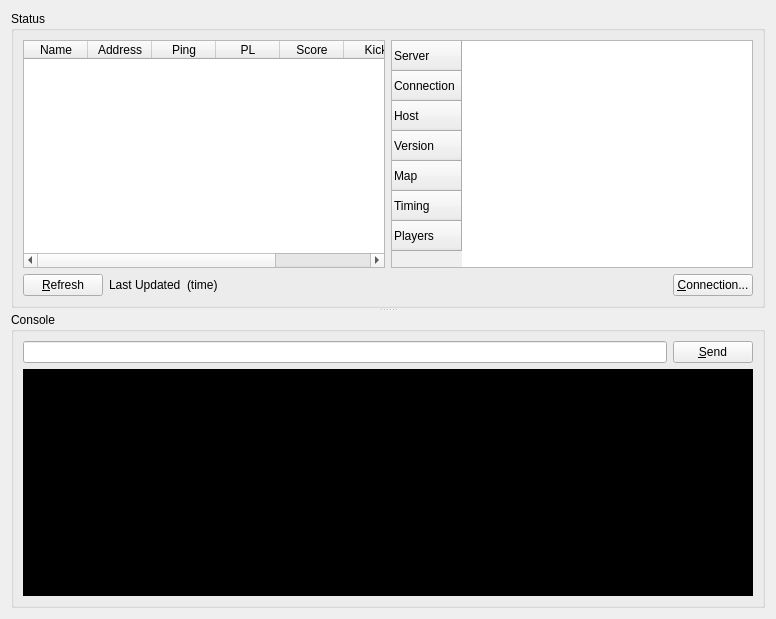
Above: src/server_widget.ui from jjzhang166/RconGui before the change. Below: the same form after it.
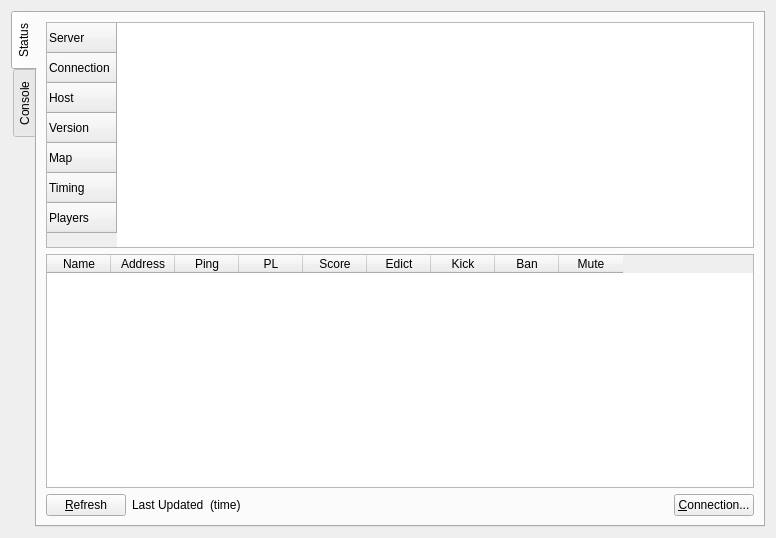
That is the form after the change. Icons and pictures are not drawn.

Commit message: Change structure for the server widget

The edit to the form file:
```diff
--- a/src/server_widget.ui
+++ b/src/server_widget.ui
@@ -7,22 +7,76 @@
     <x>0</x>
     <y>0</y>
     <width>776</width>
-    <height>619</height>
+    <height>538</height>
    </rect>
   </property>
-  <layout class="QVBoxLayout" name="verticalLayout_3">
+  <layout class="QVBoxLayout" name="verticalLayout_2">
    <item>
-    <widget class="QSplitter" name="splitter">
-     <property name="orientation">
-      <enum>Qt::Vertical</enum>
+    <widget class="QTabWidget" name="tabWidget">
+     <property name="tabPosition">
+      <enum>QTabWidget::West</enum>
      </property>
-     <widget class="QGroupBox" name="groupBox">
-      <property name="title">
+     <property name="currentIndex">
+      <number>0</number>
+     </property>
+     <widget class="QWidget" name="tab_status">
+      <attribute name="icon">
+       <iconset theme="utilities-system-monitor"/>
+      </attribute>
+      <attribute name="title">
        <string>Status</string>
-      </property>
-      <layout class="QVBoxLayout" name="verticalLayout">
+      </attribute>
+      <layout class="QVBoxLayout" name="verticalLayout_3">
        <item>
-        <layout class="QHBoxLayout" name="horizontalLayout_3">
+        <layout class="QVBoxLayout" name="verticalLayout_4">
+         <item>
+          <widget class="QTableWidget" name="tableWidget_2">
+           <property name="sizePolicy">
+            <sizepolicy hsizetype="Expanding" vsizetype="Preferred">
+             <horstretch>0</horstretch>
+             <verstretch>0</verstretch>
+            </sizepolicy>
+           </property>
+           <property name="sizeAdjustPolicy">
+            <enum>QAbstractScrollArea::AdjustToContents</enum>
+           </property>
+           <row>
+            <property name="text">
+             <string>Server</string>
+            </property>
+           </row>
+           <row>
+            <property name="text">
+             <string>Connection</string>
+            </property>
+           </row>
+           <row>
+            <property name="text">
+             <string>Host</string>
+            </property>
+           </row>
+           <row>
+            <property name="text">
+             <string>Version</string>
+            </property>
+           </row>
+           <row>
+            <property name="text">
+             <string>Map</string>
+            </property>
+           </row>
+           <row>
+            <property name="text">
+             <string>Timing</string>
+            </property>
+           </row>
+           <row>
+            <property name="text">
+             <string>Players</string>
+            </property>
+           </row>
+          </widget>
+         </item>
          <item>
           <widget class="QTableWidget" name="tableWidget">
            <attribute name="horizontalHeaderDefaultSectionSize">
@@ -56,6 +110,11 @@
              <string>Score</string>
             </property>
            </column>
+           <column>
+            <property name="text">
+             <string>Edict</string>
+            </property>
+           </column>
            <column>
             <property name="text">
              <string>Kick</string>
@@ -66,45 +125,11 @@
              <string>Ban</string>
             </property>
            </column>
-          </widget>
-         </item>
-         <item>
-          <widget class="QTableWidget" name="tableWidget_2">
-           <row>
+           <column>
             <property name="text">
-             <string>Server</string>
+             <string>Mute</string>
             </property>
-           </row>
-           <row>
-            <property name="text">
-             <string>Connection</string>
-            </property>
-           </row>
-           <row>
-            <property name="text">
-             <string>Host</string>
-            </property>
-           </row>
-           <row>
-            <property name="text">
-             <string>Version</string>
-            </property>
-           </row>
-           <row>
-            <property name="text">
-             <string>Map</string>
-            </property>
-           </row>
-           <row>
-            <property name="text">
-             <string>Timing</string>
-            </property>
-           </row>
-           <row>
-            <property name="text">
-             <string>Players</string>
-            </property>
-           </row>
+           </column>
           </widget>
          </item>
         </layout>
@@ -166,11 +191,14 @@
        </item>
       </layout>
      </widget>
-     <widget class="QGroupBox" name="groupBox_2">
-      <property name="title">
+     <widget class="QWidget" name="tab_console">
+      <attribute name="icon">
+       <iconset theme="utilities-terminal"/>
+      </attribute>
+      <attribute name="title">
        <string>Console</string>
-      </property>
-      <layout class="QVBoxLayout" name="verticalLayout_2">
+      </attribute>
+      <layout class="QVBoxLayout" name="verticalLayout">
        <item>
         <layout class="QHBoxLayout" name="horizontalLayout">
          <item>
@@ -179,7 +207,7 @@
          <item>
           <widget class="QPushButton" name="button_send">
            <property name="text">
-            <string>&amp;Send</string>
+            <string>Sen&amp;d</string>
            </property>
            <property name="icon">
             <iconset theme="system-run">
```
Left out of the diff: 32 changed lines with no effect on the pictures.
